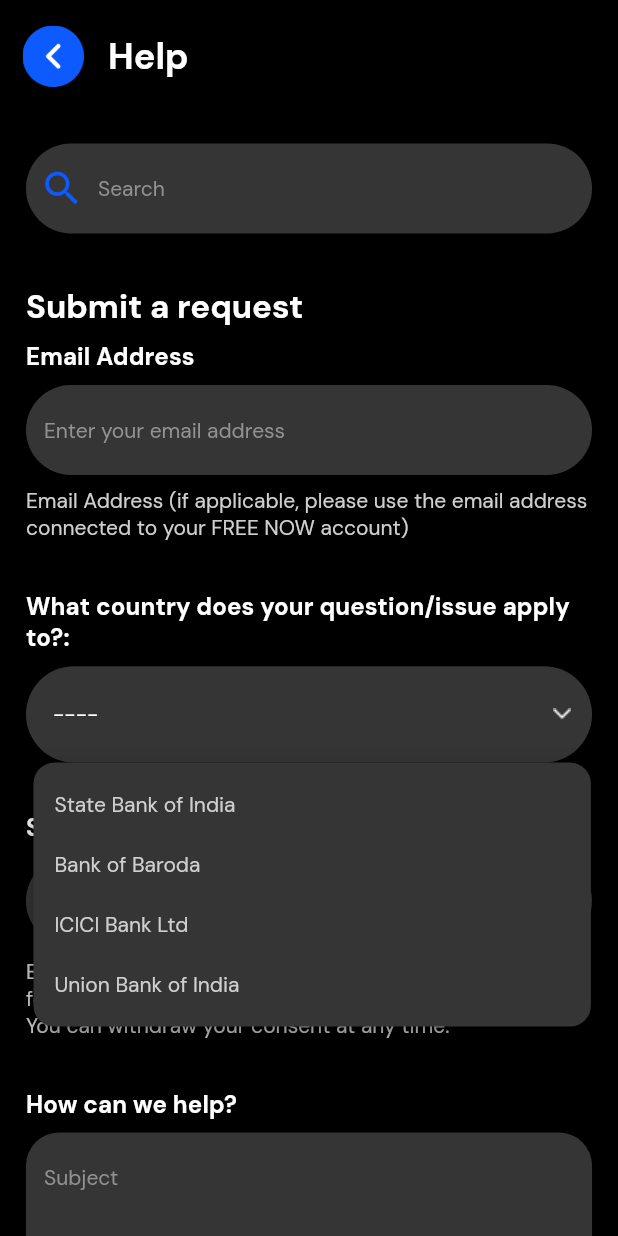
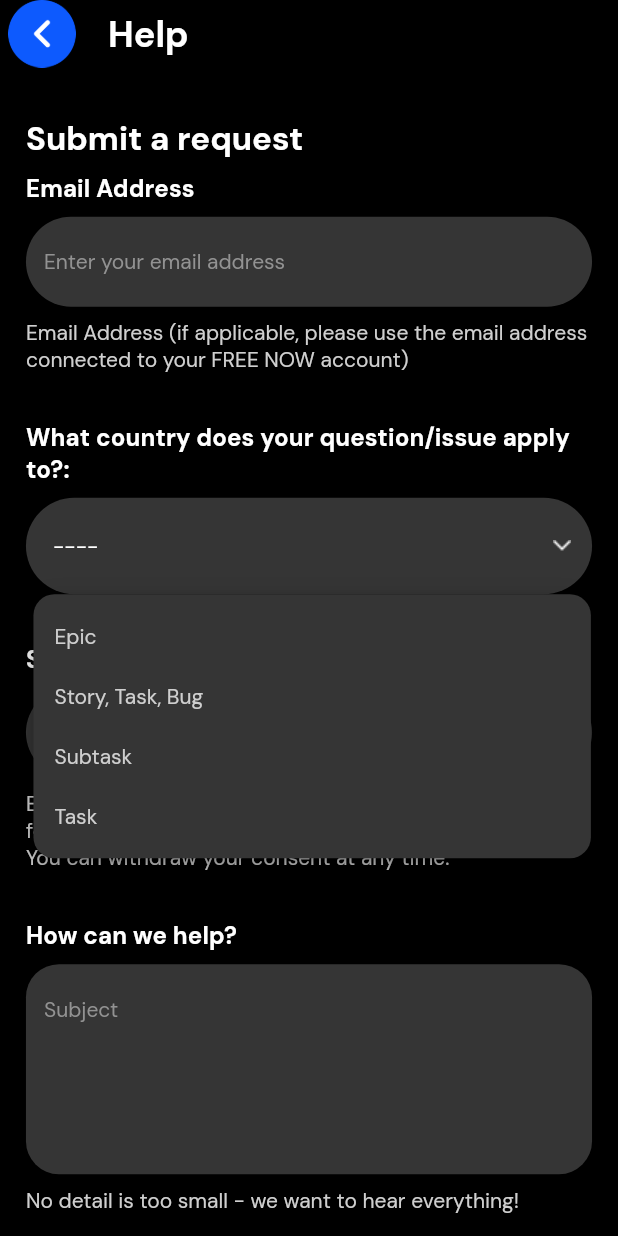
Before and after one commit to Apptesting7260/Flikka_New, a Flutter app: the HelpSection screen opened directly, after a tap on "----", on a phone screen of 412 x 824 dp. Run offline on Flutter 3.47's test engine with Material 3 defaults, Android fonts, the phone set to English and light mode, and no system bars; drawn by our look-alikes of dropdown_button2; our stand-ins replace cached_network_image, chewie, cloud_firestore, country_picker, dotted_border, file_picker and 30 more; missing offline and left inert: audio_waveforms, clipboard, fast_contacts, flutter_downloader, new_pinput, omni_datetime_picker and 4 more; accounts and stored records are empty; network calls fail; project files that could hold a hidden picture were left out.

Commit message:
home changes

```diff
--- a/lib/Job Seeker/SeekerDrawer/Drawer_page.dart
+++ b/lib/Job Seeker/SeekerDrawer/Drawer_page.dart
@@ -17,6 +17,7 @@
 import '../JobAlert/jobAlert.dart';
 import '../SeekerNotification/SeekerNotification.dart';
 import '../SeekerNotification/setting_page.dart';
+import '../help section/help.dart';
 import '../saved_post_widget.dart';
 import '../SeekerBottomNavigationBar/tab_bar.dart';
 
@@ -405,7 +406,7 @@
                                   ),
                                   ListTile(
                                     onTap: () {
-
+                                      Get.to(() => const HelpSection()) ;
                                     },
                                     horizontalTitleGap:0,
                                     dense: true,
--- a/lib/Job Seeker/help section/help.dart
+++ b/lib/Job Seeker/help section/help.dart
@@ -13,7 +13,7 @@
 
 class _HelpSectionState extends State<HelpSection> {
   final List<String> bankItems = [
-    'State Bank of India','Bank of Baroda','ICICI Bank Ltd','Union Bank of India'
+    'Epic','Story, Task, Bug','Subtask','Task'
   ];
   String? bankValues;
   @override
@@ -23,16 +23,13 @@
           appBar: AppBar(
             backgroundColor: AppColors.black,
             centerTitle: false,
-            toolbarHeight: 75,
+            toolbarHeight: 45,
             title: Text("Help",style: Get.theme.textTheme.displayLarge?.copyWith(color: AppColors.white)),
-            leading: Padding(
-              padding: const EdgeInsets.only(left: 15.0),
-              child: InkWell(
-                  onTap: (){
-                    Get.back() ;
-                  },
-                  child: Image.asset('assets/images/icon_back_blue.png')),
-            ),
+            leading: InkWell(
+                onTap: (){
+                  Get.back() ;
+                },
+                child: Image.asset('assets/images/icon_back_blue.png',)),
             elevation: 0,
           ),
           body: SingleChildScrollView(
@@ -40,23 +37,7 @@
             child: Column(
               crossAxisAlignment: CrossAxisAlignment.start,
               children: [
-                SizedBox(height: Get.height*.025,) ,
-                TextFormField(
-                  style: Theme.of(context).textTheme.bodyLarge?.copyWith(color: AppColors.white,fontSize: 15),
-                  decoration: InputDecoration(
-                    prefixIcon: const Icon(Icons.search,color: AppColors.blueThemeColor,size: 30,),
-                    filled: true,
-                    fillColor: AppColors.textFieldFilledColor,
-                    hintText: 'Search',
-                    hintStyle: Theme.of(context).textTheme.bodyLarge?.copyWith(color: Color(0xff929292)),
-                    border: OutlineInputBorder(
-                      borderRadius: BorderRadius.circular(33),
-                      borderSide: BorderSide.none,
-                    ),
-
-                  ),
-                ),
-                SizedBox(height: Get.height*.042,) ,
+                SizedBox(height: Get.height*.04,) ,
                 Text("Submit a request",style: Theme.of(context).textTheme.displaySmall,),
                 SizedBox(height: Get.height*.01,) ,
                 Text("Email Address",style: Theme.of(context).textTheme.titleSmall,),
```
